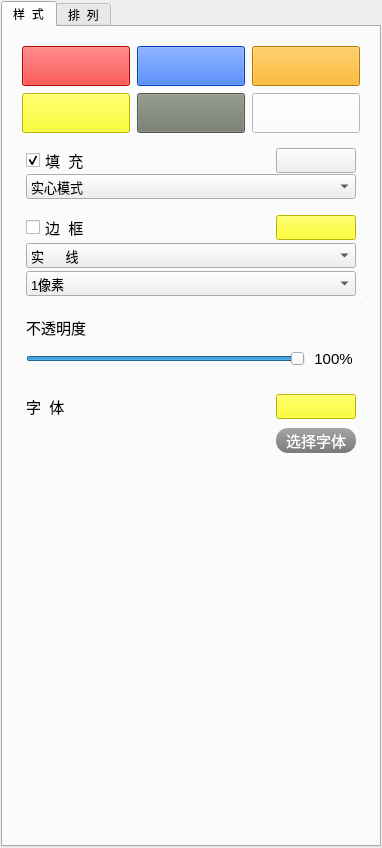
Qt form SelfWidget/righttoolbox.ui (xibeilang524/Graphics) before a commit.
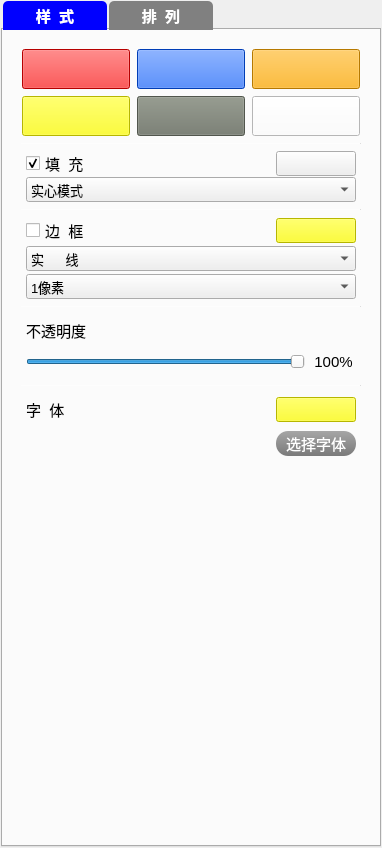
The same form after that commit. The open tabs and pages were chosen to show the change.

Patch:
```diff
--- a/SelfWidget/righttoolbox.ui
+++ b/SelfWidget/righttoolbox.ui
@@ -28,6 +28,29 @@
       </property>
       <item>
        <widget class="QTabWidget" name="tabWidget">
+        <property name="styleSheet">
+         <string notr="true"> QTabBar::tab {
+     height:25px;
+     padding: 2px;
+     margin-left:2px;
+     width:100px;
+     font-size:15px;
+     font-weight:600;
+     border-top-left-radius:5px;
+     border-top-right-radius:5px;
+     background-color:gray;
+     color:white;  
+ }
+ QTabBar::tab:selected {
+	 background-color:blue;
+     color:white;
+ }
+  QTabBar::tab:!selected::hover {
+    background: qlineargradient(x1: 0, y1: 0, x2: 0, y2: 1, stop: 0 #6ea1f1, stop: 1 #567dbc);
+    color:white;
+ }
+</string>
+        </property>
         <property name="currentIndex">
          <number>1</number>
         </property>
```
Left out of the diff: 2 changed lines with no effect on the pictures.
